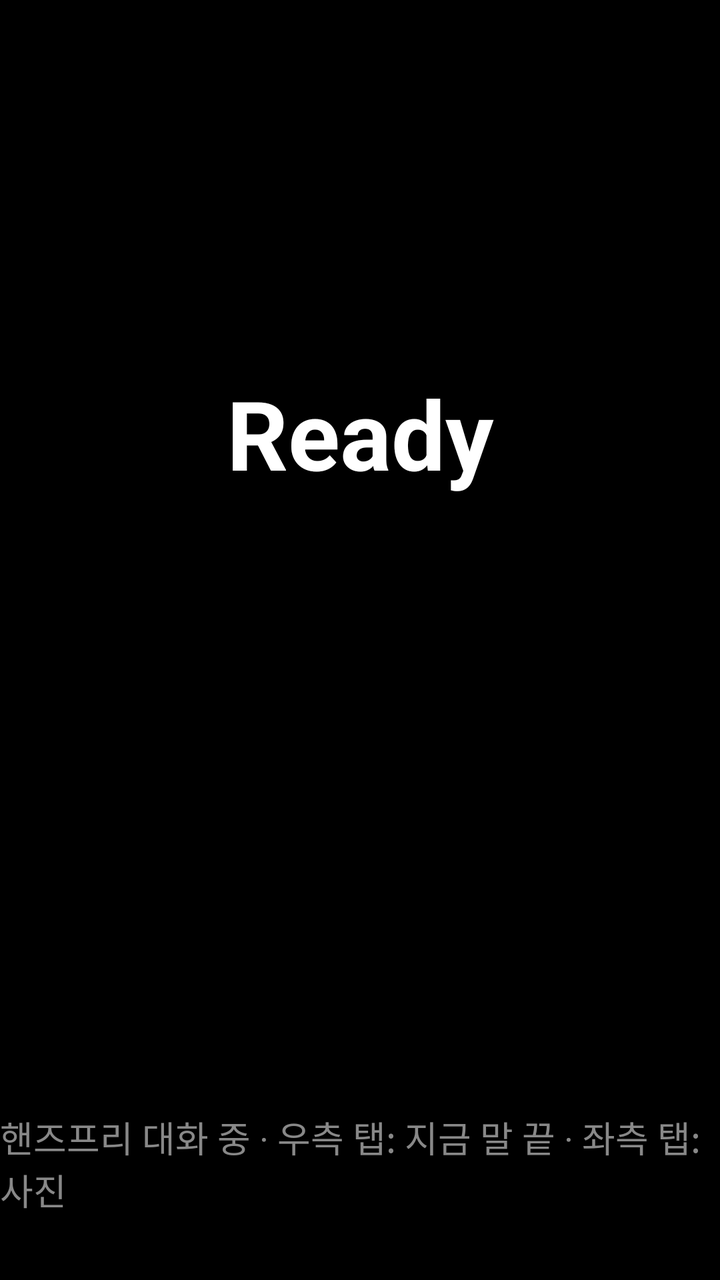
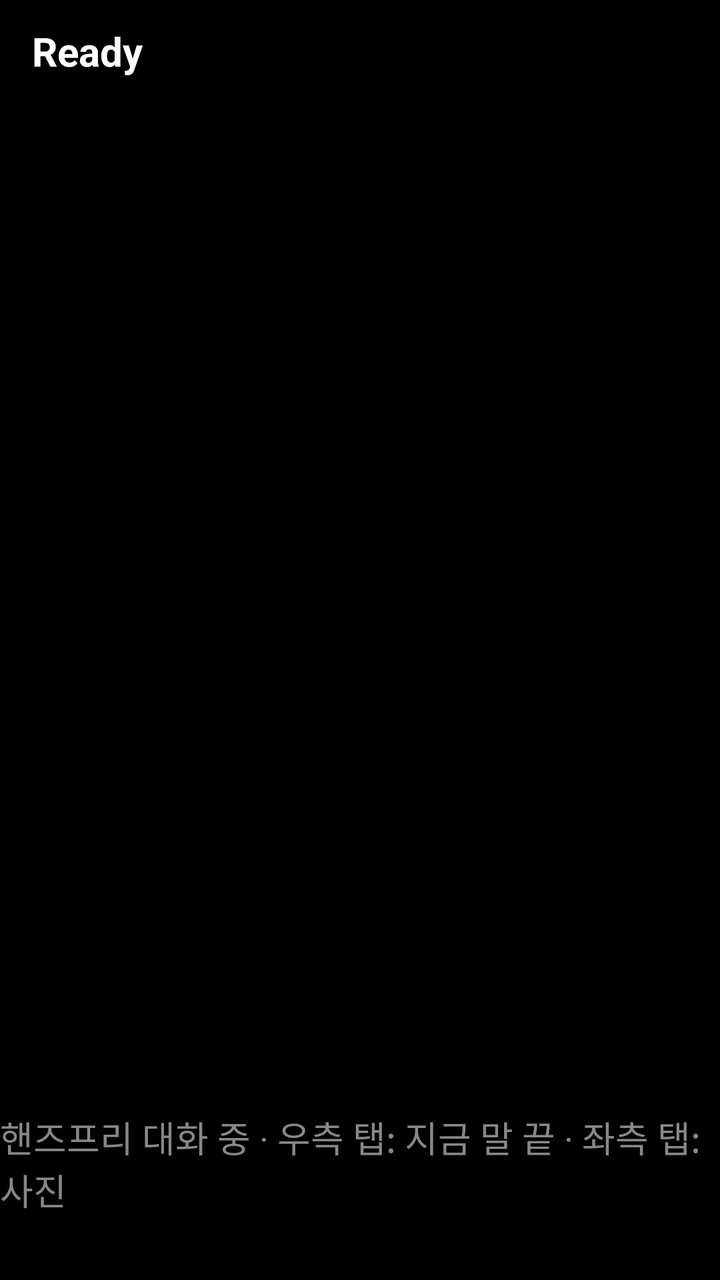

Compare the two renders of this Android layout. The source of the first and the diff that turns it into the second are given below.
<!-- AndroidManifest.xml: application theme Theme.Lumella -->
<!-- res/layout/activity_main.xml -->
<?xml version="1.0" encoding="utf-8"?>
<androidx.constraintlayout.widget.ConstraintLayout
    xmlns:android="http://schemas.android.com/apk/res/android"
    xmlns:app="http://schemas.android.com/apk/res-auto"
    xmlns:tools="http://schemas.android.com/tools"
    android:id="@+id/rootLayout"
    android:layout_width="match_parent"
    android:layout_height="match_parent"
    android:background="#000000"
    tools:context=".MainActivity">

    
    <TextView
        android:id="@+id/tvStatus"
        android:layout_width="wrap_content"
        android:layout_height="wrap_content"
        android:text="Ready"
        android:textColor="#FFFFFF"
        android:textSize="48sp"
        android:textStyle="bold"
        app:layout_constraintBottom_toBottomOf="parent"
        app:layout_constraintEnd_toEndOf="parent"
        app:layout_constraintStart_toStartOf="parent"
        app:layout_constraintTop_toTopOf="parent"
        app:layout_constraintVertical_bias="0.32" />

    
    <TextView
        android:id="@+id/tvSubtitle"
        android:layout_width="0dp"
        android:layout_height="wrap_content"
        android:layout_marginStart="24dp"
        android:layout_marginTop="16dp"
        android:layout_marginEnd="24dp"
        android:ellipsize="start"
        android:gravity="center"
        android:maxLines="4"
        android:text=""
        android:textColor="#FFFFFF"
        android:textSize="24sp"
        app:layout_constraintEnd_toEndOf="parent"
        app:layout_constraintStart_toStartOf="parent"
        app:layout_constraintTop_toBottomOf="@id/tvStatus" />

    
    <TextView
        android:id="@+id/tvUserEcho"
        android:layout_width="0dp"
        android:layout_height="wrap_content"
        android:layout_marginStart="24dp"
        android:layout_marginTop="8dp"
        android:layout_marginEnd="24dp"
        android:ellipsize="start"
        android:gravity="center"
        android:maxLines="2"
        android:text=""
        android:textColor="#7FB3FF"
        android:textSize="18sp"
        app:layout_constraintEnd_toEndOf="parent"
        app:layout_constraintStart_toStartOf="parent"
        app:layout_constraintTop_toBottomOf="@id/tvSubtitle" />

    
    <TextView
        android:id="@+id/tvHint"
        android:layout_width="wrap_content"
        android:layout_height="wrap_content"
        android:layout_marginBottom="32dp"
        android:text="핸즈프리 대화 중 · 우측 탭: 지금 말 끝 · 좌측 탭: 사진"
        android:textColor="#888888"
        android:textSize="18sp"
        app:layout_constraintBottom_toBottomOf="parent"
        app:layout_constraintEnd_toEndOf="parent"
        app:layout_constraintStart_toStartOf="parent" />

    
    <Button
        android:id="@+id/btnPushToTalk"
        android:layout_width="match_parent"
        android:layout_height="match_parent"
        android:background="@android:color/transparent"
        app:layout_constraintBottom_toBottomOf="parent"
        app:layout_constraintEnd_toEndOf="parent"
        app:layout_constraintStart_toStartOf="parent"
        app:layout_constraintTop_toTopOf="parent" />

</androidx.constraintlayout.widget.ConstraintLayout>
<!-- resources referenced by this layout -->
<resources>
  <style name="Theme.Lumella" parent="Theme.AppCompat.NoActionBar">
          <item name="android:windowBackground">@android:color/black</item>
      </style>
</resources>

<!-- the commit's change to res/layout/activity_main.xml (unified diff, before → after) -->
@@ -16,13 +16,12 @@
         android:layout_height="wrap_content"
         android:text="Ready"
         android:textColor="#FFFFFF"
-        android:textSize="48sp"
+        android:textSize="20sp"
         android:textStyle="bold"
-        app:layout_constraintBottom_toBottomOf="parent"
-        app:layout_constraintEnd_toEndOf="parent"
+        android:layout_marginStart="16dp"
+        android:layout_marginTop="12dp"
         app:layout_constraintStart_toStartOf="parent"
-        app:layout_constraintTop_toTopOf="parent"
-        app:layout_constraintVertical_bias="0.32" />
+        app:layout_constraintTop_toTopOf="parent" />
 
     
     <TextView
@@ -40,7 +39,9 @@
         android:textSize="24sp"
         app:layout_constraintEnd_toEndOf="parent"
         app:layout_constraintStart_toStartOf="parent"
-        app:layout_constraintTop_toBottomOf="@id/tvStatus" />
+        app:layout_constraintTop_toTopOf="parent"
+        app:layout_constraintBottom_toBottomOf="parent"
+        app:layout_constraintVertical_bias="0.30" />
 
     
     <TextView
